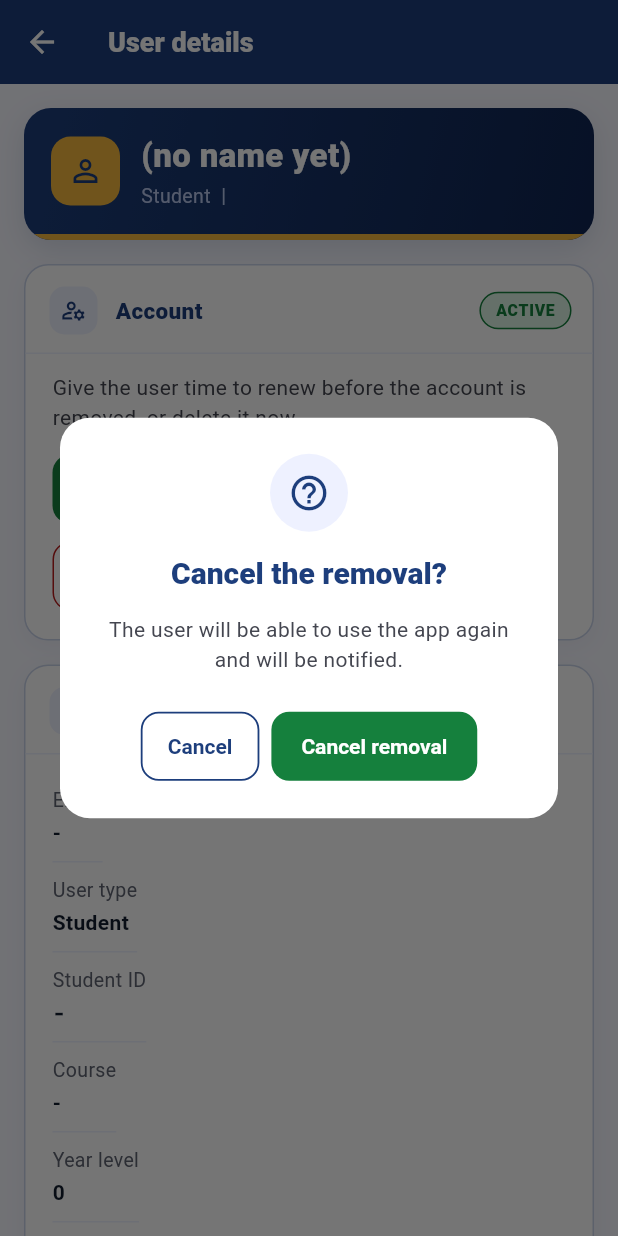
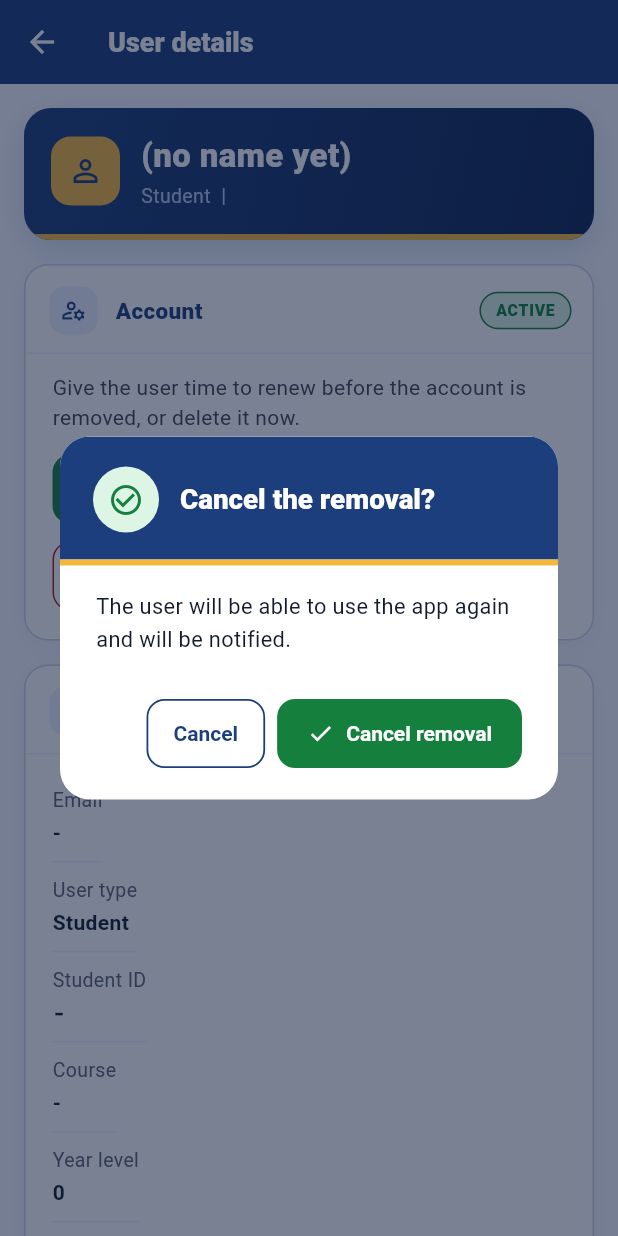
Before and after one commit to Itzmejian/UCU-ParkPermit-Admin, a Flutter app: the UserDetailPage screen opened directly with empty values, after a tap on "Cancel removal", on a phone screen of 412 x 824 dp. Run offline on Flutter 3.47's test engine with Material 3 defaults, Android fonts, the phone set to English and light mode, and no system bars; our stand-ins replace qr_flutter, supabase_flutter, web; missing offline and left inert: dart:js_interop, dart:ui_web; accounts and stored records are empty.

Commit message:
Not now returns to the list; one professional style for all pop-ups and messages

```diff
--- a/lib/pages/common.dart
+++ b/lib/pages/common.dart
@@ -8,35 +8,31 @@ Future<bool> confirmDialog(
   required String action,
   Color color = AppColors.navy,
 }) async {
-  final danger = color == AppColors.error;
+  final tone = color == AppColors.error
+      ? 'danger'
+      : (color == AppColors.success ? 'success' : 'info');
+  final icon = switch (tone) {
+    'danger' => Icons.warning_amber_rounded,
+    'success' => Icons.check_circle_outline,
+    _ => Icons.help_outline,
+  };
   final ok = await showDialog<bool>(
     context: context,
     builder: (ctx) => AlertDialog(
-      icon: Container(
-        width: 52,
-        height: 52,
-        decoration: BoxDecoration(
-          color: danger ? AppColors.errorLight : AppColors.inputFill,
-          shape: BoxShape.circle,
-        ),
-        child: Icon(
-          danger ? Icons.warning_amber_rounded : Icons.help_outline,
-          color: danger ? AppColors.error : AppColors.navy,
-          size: 28,
-        ),
+      titlePadding: EdgeInsets.zero,
+      clipBehavior: Clip.antiAlias,
+      title: DialogHeader(icon: icon, title: title, tone: tone),
+      content: SizedBox(
+        width: 460,
+        child: Text(message, style: const TextStyle(height: 1.5, fontSize: 14.5, color: AppColors.textDark)),
       ),
-      title: Text(title, textAlign: TextAlign.center),
-      content: SizedBox(
-        width: 440,
-        child: Text(message, textAlign: TextAlign.center, style: const TextStyle(height: 1.45, color: AppColors.textMuted)),
-      ),
-      actionsAlignment: MainAxisAlignment.center,
       actions: [
         OutlinedButton(onPressed: () => Navigator.pop(ctx, false), child: const Text('Cancel')),
-        FilledButton(
+        FilledButton.icon(
           style: FilledButton.styleFrom(backgroundColor: color),
           onPressed: () => Navigator.pop(ctx, true),
-          child: Text(action),
+          icon: Icon(tone == 'danger' ? Icons.delete_outline : Icons.check, size: 18),
+          label: Text(action),
         ),
       ],
     ),
@@ -44,8 +40,34 @@ Future<bool> confirmDialog(
   return ok == true;
 }
 
+/// A short message at the bottom of the screen, with an icon.
 void showSnack(BuildContext context, String message) {
-  ScaffoldMessenger.of(context).showSnackBar(SnackBar(content: Text(message)));
+  final lower = message.toLowerCase();
+  final bad = lower.contains('could not') ||
+      lower.contains('error') ||
+      lower.contains('failed') ||
+      lower.contains('not allowed') ||
+      lower.contains('already') ||
+      lower.contains('refresh the page') ||
+      lower.contains('try again');
+  final messenger = ScaffoldMessenger.of(context);
+  messenger.hideCurrentSnackBar();
+  messenger.showSnackBar(
+    SnackBar(
+      backgroundColor: bad ? const Color(0xFF8E1F1F) : AppColors.navyDark,
+      duration: Duration(seconds: bad ? 6 : 4),
+      showCloseIcon: true,
+      closeIconColor: Colors.white70,
+      content: Row(
+        children: [
+          Icon(bad ? Icons.error_outline : Icons.check_circle_outline,
+              color: bad ? Colors.white : AppColors.gold, size: 20),
+          const SizedBox(width: 12),
+          Expanded(child: Text(message)),
+        ],
+      ),
+    ),
+  );
 }
 
 /// Icon and one-line description for each list page.
--- a/lib/pages/guards_page.dart
+++ b/lib/pages/guards_page.dart
@@ -148,7 +148,9 @@ class _GuardsPageState extends State<GuardsPage> {
       builder: (ctx) => StatefulBuilder(
         builder: (ctx, setD) {
           return AlertDialog(
-            title: const Text('Delete this guard?'),
+            titlePadding: EdgeInsets.zero,
+            clipBehavior: Clip.antiAlias,
+            title: const DialogHeader(icon: Icons.person_remove_outlined, title: 'Delete this guard?', subtitle: 'The guard account will be removed for good', tone: 'danger'),
             content: SizedBox(
               width: 440,
               child: Column(
--- a/lib/pages/permits_page.dart
+++ b/lib/pages/permits_page.dart
@@ -338,7 +338,9 @@ class _ValidityDialogState extends State<_ValidityDialog> {
       ('End now', _today.subtract(const Duration(days: 1))),
     ];
     return AlertDialog(
-      title: Text('Edit expiry date: ${widget.permitNo}'),
+      titlePadding: EdgeInsets.zero,
+      clipBehavior: Clip.antiAlias,
+      title: DialogHeader(icon: Icons.edit_calendar_outlined, title: 'Edit expiry date', subtitle: widget.permitNo),
       content: SizedBox(
         width: 540,
         child: SingleChildScrollView(
--- a/lib/pages/shell_page.dart
+++ b/lib/pages/shell_page.dart
@@ -204,7 +204,9 @@ class _ShellPageState extends State<ShellPage> {
     final ok = await showDialog<bool>(
       context: context,
       builder: (ctx) => AlertDialog(
-        title: const Text('Log out?'),
+        titlePadding: EdgeInsets.zero,
+        clipBehavior: Clip.antiAlias,
+        title: const DialogHeader(icon: Icons.logout, title: 'Log out?', subtitle: 'You will need to log in again to continue'),
         content: const Text('You will need to log in again.'),
         actions: [
           TextButton(onPressed: () => Navigator.pop(ctx, false), child: const Text('Cancel')),
--- a/lib/ui.dart
+++ b/lib/ui.dart
@@ -89,13 +89,21 @@ ThemeData buildAdminTheme() {
     ),
     dialogTheme: DialogThemeData(
       backgroundColor: Colors.white,
+      surfaceTintColor: Colors.transparent,
+      elevation: 12,
+      barrierColor: const Color(0x8C0B1A3A),
+      actionsPadding: const EdgeInsets.fromLTRB(24, 4, 24, 20),
       shape: RoundedRectangleBorder(borderRadius: BorderRadius.circular(20)),
       titleTextStyle: const TextStyle(fontSize: 20, fontWeight: FontWeight.w800, color: AppColors.navy),
     ),
     snackBarTheme: SnackBarThemeData(
       behavior: SnackBarBehavior.floating,
-      backgroundColor: AppColors.navy,
-      shape: RoundedRectangleBorder(borderRadius: BorderRadius.circular(12)),
+      backgroundColor: AppColors.navyDark,
+      elevation: 6,
+      insetPadding: const EdgeInsets.fromLTRB(16, 0, 16, 18),
+      contentTextStyle: const TextStyle(color: Colors.white, fontSize: 14, fontWeight: FontWeight.w600),
+      actionTextColor: AppColors.gold,
+      shape: RoundedRectangleBorder(borderRadius: BorderRadius.circular(14)),
     ),
     dividerTheme: const DividerThemeData(color: AppColors.border),
   );
@@ -538,3 +546,74 @@ class PageTitle extends StatelessWidget {
     return PageHeader(title: text, subtitle: subtitle, icon: icon ?? Icons.description_outlined);
   }
 }
+
+
+/// Navy header for every pop-up: icon, title, optional line under it and a
+/// gold strip. Use it as the `title` of an AlertDialog with
+/// `titlePadding: EdgeInsets.zero` and `clipBehavior: Clip.antiAlias`.
+class DialogHeader extends StatelessWidget {
+  const DialogHeader({
+    super.key,
+    required this.icon,
+    required this.title,
+    this.subtitle,
+    this.tone = 'info',
+    this.trailing,
+  });
+
+  final IconData icon;
+  final String title;
+  final String? subtitle;
+
+  /// info (gold icon), success (green), danger (red) or warning.
+  final String tone;
+  final Widget? trailing;
+
+  @override
+  Widget build(BuildContext context) {
+    final (bg, fg) = switch (tone) {
+      'success' => (AppColors.successLight, AppColors.success),
+      'danger' => (AppColors.errorLight, AppColors.error),
+      'warning' => (AppColors.goldLight, AppColors.goldDark),
+      _ => (AppColors.gold, AppColors.navy),
+    };
+    return Column(
+      mainAxisSize: MainAxisSize.min,
+      crossAxisAlignment: CrossAxisAlignment.stretch,
+      children: [
+        Container(
+          color: AppColors.navy,
+          padding: const EdgeInsets.fromLTRB(22, 20, 18, 18),
+          child: Row(
+            children: [
+              Container(
+                width: 44,
+                height: 44,
+                decoration: BoxDecoration(color: bg, shape: BoxShape.circle),
+                child: Icon(icon, color: fg, size: 24),
+              ),
+              const SizedBox(width: 14),
+              Expanded(
+                child: Column(
+                  crossAxisAlignment: CrossAxisAlignment.start,
+                  children: [
+                    Text(
+                      title,
+                      style: const TextStyle(fontSize: 18.5, fontWeight: FontWeight.w800, color: Colors.white),
+                    ),
+                    if (subtitle != null && subtitle!.isNotEmpty) ...[
+                      const SizedBox(height: 2),
+                      Text(subtitle!, style: const TextStyle(fontSize: 13, color: AppColors.blueSoft)),
+                    ],
+                  ],
+                ),
+              ),
+              if (trailing != null) ...[const SizedBox(width: 10), trailing!],
+            ],
+          ),
+        ),
+        Container(height: 4, color: tone == 'danger' ? AppColors.error : AppColors.gold),
+      ],
+    );
+  }
+}
```
Also changed, not shown: lib/pages/application_detail_page.dart (+16 -6 lines), lib/pages/login_page.dart (+3 -11 lines), lib/pages/privacy.dart (+3 -7 lines), lib/pages/scan_log_page.dart (+8 -7 lines), lib/pages/user_detail_page.dart (+6 -2 lines).
